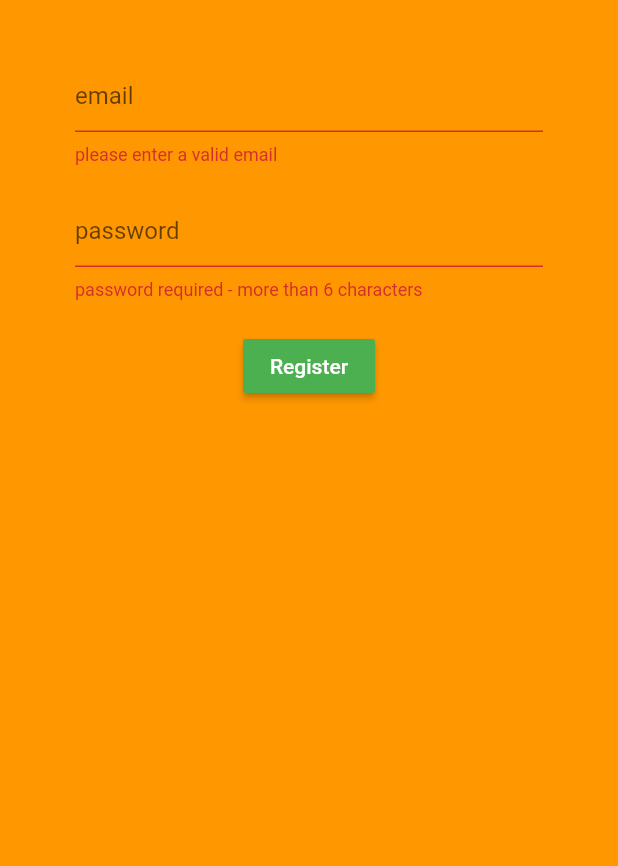
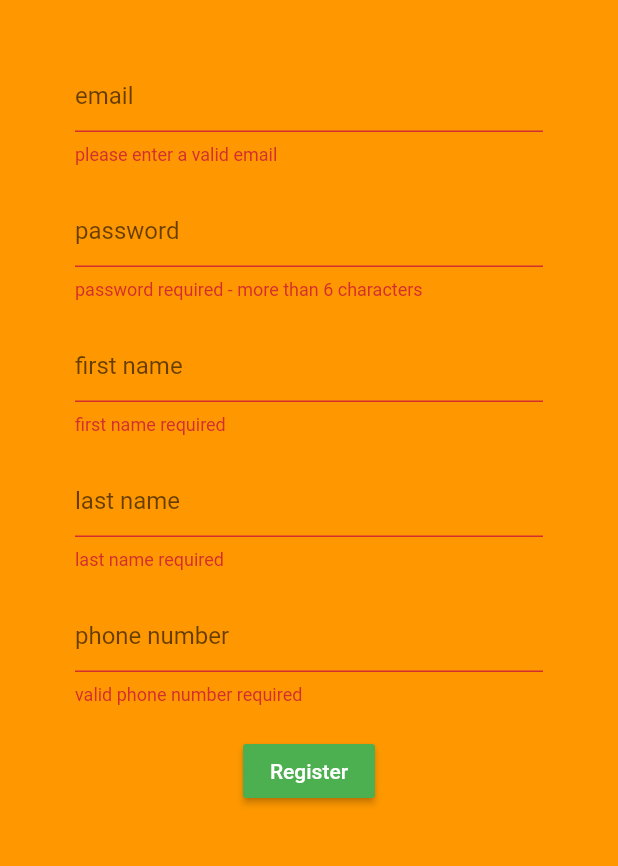
Before and after one commit to kochsj/RealRealty, a Flutter app: the Register screen opened directly, after a tap on "Register", on a phone screen of 412 x 824 dp, the part 84-950 px from its top. Run offline on Flutter 3.47's test engine with Material 2 defaults, Android fonts, the phone set to English and light mode, and no system bars; our stand-ins replace firebase_auth, sqflite; accounts and stored records are empty.

Commit message:
add user info requirement to register

```diff
--- /dev/null
+++ b/lib/models/agent.dart
@@ -0,0 +1,5 @@
+class Agent {
+  final agentName;
+
+  Agent(this.agentName);
+}
--- a/lib/models/user.dart
+++ b/lib/models/user.dart
@@ -1,6 +1,22 @@
+import 'package:flutter/cupertino.dart';
+import 'package:realtyapp/models/agent.dart';
+import 'package:realtyapp/models/house_model.dart';
+
 class User {
+  // from firebase
   final String uid;
 
-  User({this.uid});
+  // required to register
+  final String firstName;
+  final String lastName;
+  final String phoneNumber;
+  final String email;
+
+  // can be added in user's profile
+  House house;
+  Agent agent;
+  Image profilePicture;
+
+  User({this.uid, this.firstName, this.lastName, this.phoneNumber, this.email});
 
 }
--- a/lib/views/authenticate/register.dart
+++ b/lib/views/authenticate/register.dart
@@ -15,6 +15,9 @@ class _RegisterState extends State<Register> {
   // text field state
   String _email = '';
   String _password = '';
+  String _firstName = '';
+  String _lastName = '';
+  String _phoneNumber = '';
   String _error = '';
 
   @override
@@ -71,12 +74,48 @@ class _RegisterState extends State<Register> {
                   },
                 ),
                 SizedBox(height: 20,),
+                TextFormField(
+                  decoration: InputDecoration(
+                    hintText: "first name",
+                  ),
+                  validator: (value) => value.length < 1 ? "first name required" : null,
+                  onChanged: (value) {
+                    setState(() {
+                      _firstName = value;
+                    });
+                  },
+                ),
+                SizedBox(height: 20,),
+                TextFormField(
+                  decoration: InputDecoration(
+                    hintText: "last name",
+                  ),
+                  validator: (value) => value.length < 1 ? "last name required" : null,
+                  onChanged: (value) {
+                    setState(() {
+                      _lastName = value;
+                    });
+                  },
+                ),
+                SizedBox(height: 20,),
+                TextFormField(
+                  decoration: InputDecoration(
+                    hintText: "phone number",
+                  ),
+                  validator: (value) => value.length < 10 ? "valid phone number required" : null,
+                  onChanged: (value) {
+                    setState(() {
+                      _phoneNumber = value;
+                    });
+                  },
+                ),
+                SizedBox(height: 20,),
                 RaisedButton(
                   color: Colors.green,
                   child: Text("Register", style: TextStyle(color: Colors.white),),
                   onPressed: () async {
                     if(_formKey.currentState.validate()) {
-                      dynamic result = await _auth.registerWithEmailAndPassword(_email, _password);
+                      dynamic result = await _auth.registerWithEmailAndPassword(_email, _password, _firstName, _lastName, _phoneNumber);
                       if (result == null) {
                         setState(() {
                           _error = "Could not sign in with these credentials";
@@ -88,8 +127,6 @@ class _RegisterState extends State<Register> {
                 SizedBox(height: 20,),
                 Text(_error, style: TextStyle(color: Colors.black, fontSize: 28.0),)
 
-
-
               ],
             ),
           )
```
Also changed, not shown: lib/services/auth.dart (+17 -17 lines).
